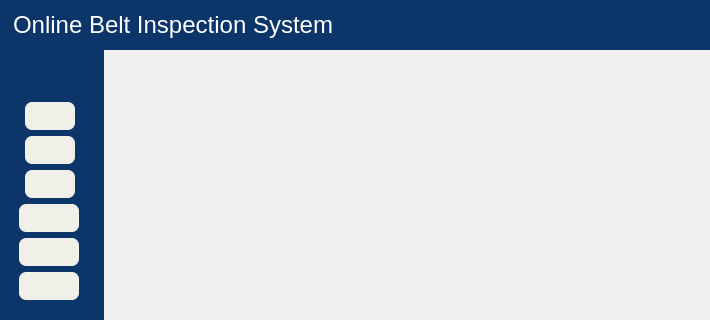
Qt form UIFiles/main_UI.ui (DORSA-co/MSC_Conveyor) before a commit; both pictures show x 0 to 710 and y 0 to 320 of the 1282 by 910 pixel window.
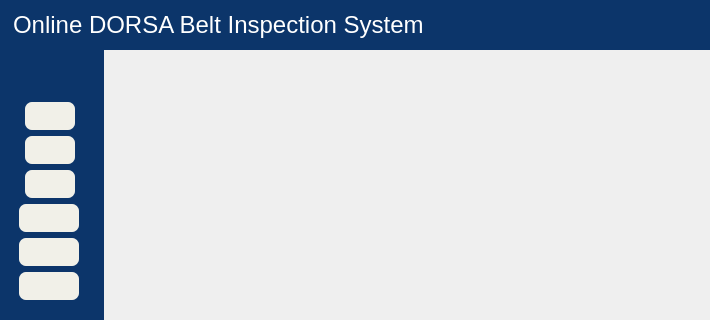
The same form after that commit. Icons and pictures are not drawn.

```diff
--- a/UIFiles/main_UI.ui
+++ b/UIFiles/main_UI.ui
@@ -414,10 +414,16 @@
           </item>
           <item>
            <widget class="QLabel" name="label_5">
+            <property name="minimumSize">
+             <size>
+              <width>550</width>
+              <height>0</height>
+             </size>
+            </property>
             <property name="maximumSize">
              <size>
-              <width>371</width>
-              <height>300</height>
+              <width>600</width>
+              <height>373</height>
              </size>
             </property>
             <property name="styleSheet">
@@ -427,7 +433,7 @@
 </string>
             </property>
             <property name="text">
-             <string>Online Belt Inspection System</string>
+             <string>Online DORSA Belt Inspection System</string>
             </property>
             <property name="margin">
              <number>-1</number>
```
